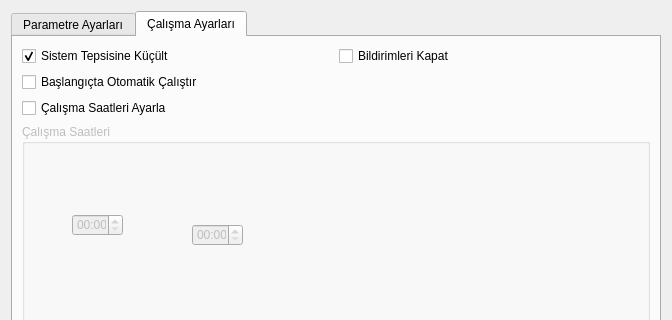
First picture: the form in settings.ui, repository Include-sys/GUI-for-GoodbyeDPI, before the edit; both pictures show x 0 to 672 and y 0 to 320 of the 672 by 526 pixel window.
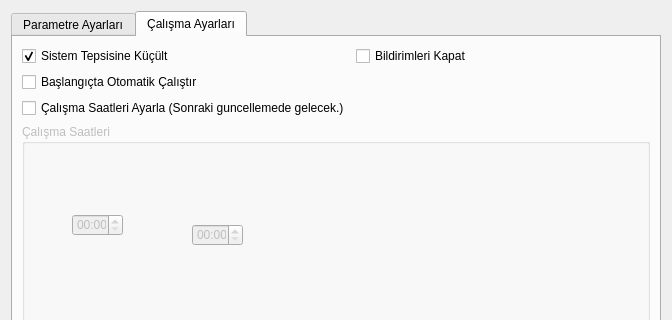
Second picture: the form after the edit. The open tabs and pages were chosen to show the change.

Diff of the .ui file:
```diff
--- a/settings.ui
+++ b/settings.ui
@@ -479,7 +479,7 @@
        <item row="2" column="0">
         <widget class="QCheckBox" name="scheduleBox">
          <property name="text">
-          <string>Çalışma Saatleri Ayarla</string>
+          <string>Çalışma Saatleri Ayarla (Sonraki guncellemede gelecek.)</string>
          </property>
         </widget>
        </item>
```
